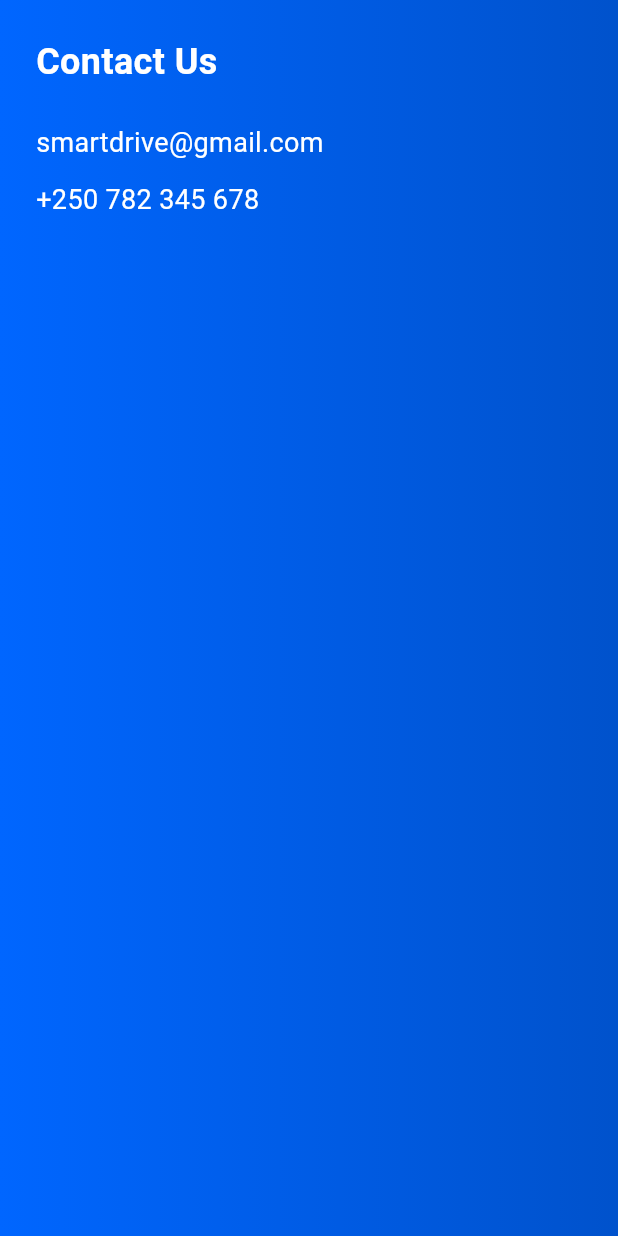
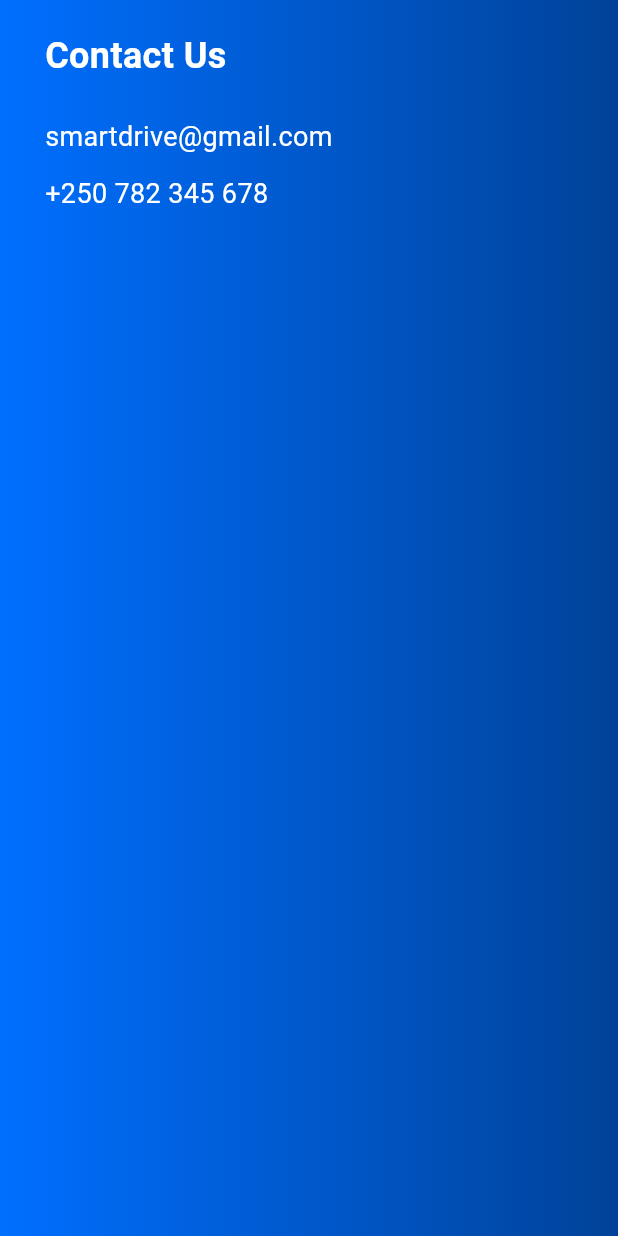
Before and after one commit to Miranics/SmartDrive, a Flutter app: the ContactUsCard widget shown alone on an empty page, opened directly, on a phone screen of 412 x 824 dp. Run offline on Flutter 3.47's test engine with Material 3 defaults, Android fonts, the phone set to English and light mode, and no system bars; our stand-ins replace file_picker, firebase_auth, firebase_core, google_fonts, supabase_flutter; accounts and stored records are empty; statements that could not run were skipped.

Commit message:
updating contact component with app colors

```diff
--- a/lib/widgets/contact_us_card.dart
+++ b/lib/widgets/contact_us_card.dart
@@ -1,4 +1,6 @@
 import 'package:flutter/material.dart';
+import 'package:smartdrive/constants/app_colors.dart';
+
 
 class ContactUsCard extends StatelessWidget {
   const ContactUsCard({super.key});
@@ -7,17 +9,10 @@ class ContactUsCard extends StatelessWidget {
   Widget build(BuildContext context) {
     return Container(
       width: double.infinity,
-      padding: const EdgeInsets.all(24),
-      decoration: const BoxDecoration(
-        gradient: LinearGradient(
-          begin: Alignment.centerLeft,
-          end: Alignment.centerRight,
-          colors: [
-            Color(0xFF0066FF),
-            Color(0xFF0052CC),
-          ],
-        ),
-      ),
+      padding: const EdgeInsets.symmetric(horizontal: 30, vertical: 20),
+      decoration: BoxDecoration(
+            gradient: AppColors.getPrimaryBlueGradient(),
+            ),
       child: SafeArea(
         top: false,
         child: Column(
@@ -26,7 +21,7 @@ class ContactUsCard extends StatelessWidget {
             const Text(
               'Contact Us',
               style: TextStyle(
-                color: Colors.white,
+                color: AppColors.textSecondary,
                 fontSize: 24,
                 fontWeight: FontWeight.bold,
               ),
@@ -35,7 +30,7 @@ class ContactUsCard extends StatelessWidget {
             const Text(
               'smartdrive@gmail.com',
               style: TextStyle(
-                color: Colors.white,
+                color: AppColors.textSecondary,
                 fontSize: 18,
               ),
             ),
@@ -43,7 +38,7 @@ class ContactUsCard extends StatelessWidget {
             const Text(
               '+250 782 345 678',
               style: TextStyle(
-                color: Colors.white,
+                color: AppColors.textSecondary,
                 fontSize: 18,
               ),
             ),
```
